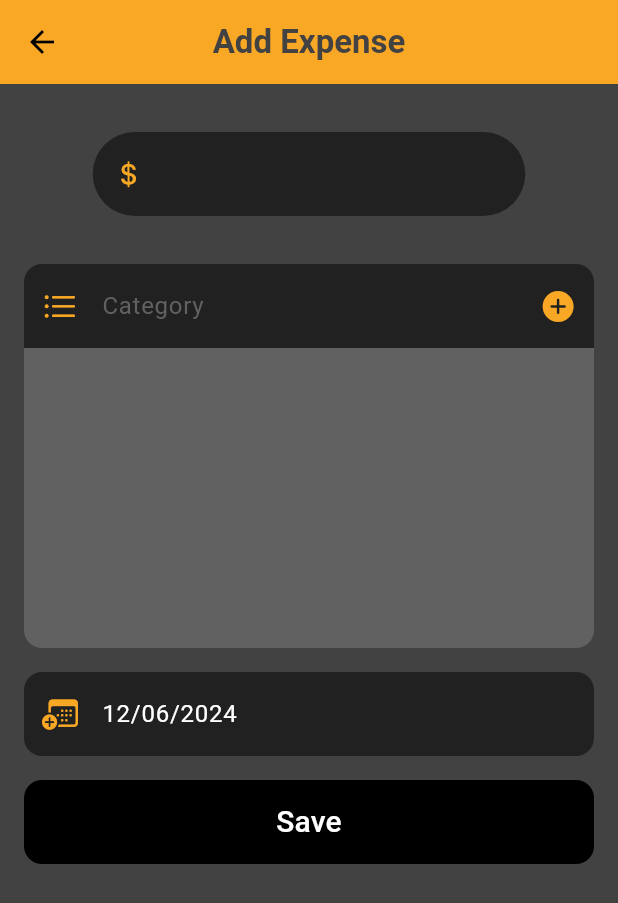
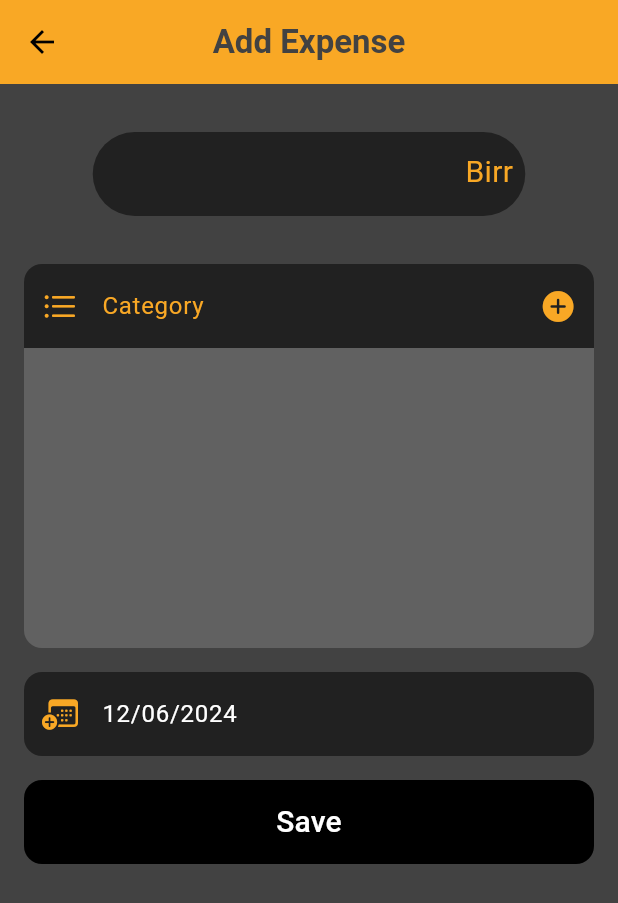
Before and after one commit to zelalemzola/expense, a Flutter app: the screen it shows after launch, after a tap on an icon or button, on a phone screen of 412 x 824 dp. Shown: the top 903 px of the screen. Run offline on Flutter 3.47's test engine with Material 3 defaults, Android fonts, the phone set to English and light mode, and no system bars; our stand-ins replace bloc, cloud_firestore, equatable, firebase_core, fl_chart, flutter_bloc and 2 more; accounts and stored records are empty.

Commit message:
Expenses Dynamic

```diff
--- a/exp/lib/screens/add_expense/views/add_expense.dart
+++ b/exp/lib/screens/add_expense/views/add_expense.dart
@@ -22,6 +22,7 @@ class _AddExpenseState extends State<AddExpense> {
   //DateTime selectDate = DateTime.now();
   late Expense expense;
   bool isLoading = false;
+  int selectedIndex = -1;
 
   List<String> myCategoriesIcon = [
     "entertainment",
@@ -87,10 +88,15 @@ class _AddExpenseState extends State<AddExpense> {
                             decoration: InputDecoration(
                               filled: true,
                               fillColor: Colors.grey[900],
-                              prefixIcon: Icon(
-                                CupertinoIcons.money_dollar,
+                              suffixIcon: Padding(
+                                padding: const EdgeInsets.all(8.0),
+                                child: Text(
+                                  'Birr',
+                                  style: TextStyle(
                                     color: Colors.yellow[800],
-                                size: 24,
+                                    fontSize: 20,
+                                  ),
+                                ),
                               ),
                               border: OutlineInputBorder(
                                   borderRadius: BorderRadius.circular(30),
@@ -108,18 +114,11 @@ class _AddExpenseState extends State<AddExpense> {
                           style: const TextStyle(color: Colors.black),
                           decoration: InputDecoration(
                             filled: true,
-                            fillColor: expense.category == Category.empty
-                                ? Colors.grey[900]
-                                : Color(expense.category.color),
-                            prefixIcon: expense.category == Category.empty
-                                ? Icon(
+                            fillColor: Colors.grey[900],
+                            prefixIcon: Icon(
                               CupertinoIcons.list_bullet,
                               color: Colors.yellow[800],
                               size: 24,
-                                  )
-                                : Image.asset(
-                                    'images/${expense.category.icon}.png',
-                                    scale: 2,
                             ),
                             suffixIcon: IconButton(
                                 onPressed: () async {
@@ -129,19 +128,13 @@ class _AddExpenseState extends State<AddExpense> {
                                     state.categories.insert(0, newCategory);
                                   });
                                 },
-                                icon: expense.category == Category.empty
-                                    ? Icon(
+                                icon: Icon(
                                   CupertinoIcons.plus_circle_fill,
                                   color: Colors.yellow[800],
                                   size: 24,
-                                      )
-                                    : const Icon(
-                                        CupertinoIcons.plus_circle_fill,
-                                        color: Colors.black,
-                                        size: 24,
                                 )),
                             hintText: "Category",
-                            hintStyle: TextStyle(color: Colors.grey[700]),
+                            hintStyle: TextStyle(color: Colors.yellow[800]),
                             border: const OutlineInputBorder(
                                 borderRadius: BorderRadius.vertical(
                                     top: Radius.circular(12)),
@@ -167,8 +160,7 @@ class _AddExpenseState extends State<AddExpense> {
                                           setState(() {
                                             expense.category =
                                                 state.categories[i];
-                                            categoryController.text =
-                                                expense.category.name;
+                                            selectedIndex = i;
                                           });
                                         },
                                         leading: Image.asset(
@@ -181,8 +173,15 @@ class _AddExpenseState extends State<AddExpense> {
                                         tileColor:
                                             Color(state.categories[i].color),
                                         shape: RoundedRectangleBorder(
+                                          side: BorderSide(
+                                            color: selectedIndex == i
+                                                ? Colors.blue
+                                                : Colors.transparent,
+                                            width: 2,
+                                          ),
                                           borderRadius:
-                                                BorderRadius.circular(8)),
+                                              BorderRadius.circular(8),
+                                        ),
                                       ),
                                     );
                                   })),
@@ -239,7 +238,7 @@ class _AddExpenseState extends State<AddExpense> {
                                   onPressed: () {
                                     setState(() {
                                       expense.amount =
-                                          int.parse(expenseController.text);
+                                          double.parse(expenseController.text);
                                     });
 
                                     context
--- a/exp/lib/screens/home/views/main_screen.dart
+++ b/exp/lib/screens/home/views/main_screen.dart
@@ -9,8 +9,14 @@ class MainScreen extends StatelessWidget {
   final List<Expense> expenses;
   const MainScreen(this.expenses, {super.key});
 
+  double getTotalExpense() {
+    return expenses.fold(0.0, (sum, expense) => sum + expense.amount);
+  }
+
   @override
   Widget build(BuildContext context) {
+    double totalExpense = getTotalExpense();
+
     return SafeArea(
       child: Padding(
         padding: const EdgeInsets.symmetric(horizontal: 25.0, vertical: 10.0),
@@ -30,11 +36,12 @@ class MainScreen extends StatelessWidget {
                           decoration: BoxDecoration(
                             shape: BoxShape.circle,
                             color: Colors.yellow[700],
-                            )),
+                          ),
+                        ),
                         const Icon(
                           CupertinoIcons.person_fill,
                           color: Colors.white,
-                        )
+                        ),
                       ],
                     ),
                     const SizedBox(
@@ -51,24 +58,18 @@ class MainScreen extends StatelessWidget {
                             color: Theme.of(context).colorScheme.outline,
                           ),
                         ),
-                        const Text("Jhon Doe",
+                        const Text(
+                          "Abebe",
                           style: TextStyle(
                             fontSize: 18,
                             fontWeight: FontWeight.bold,
-                                color: Colors.white)),
+                            color: Colors.white,
+                          ),
+                        ),
                       ],
                     ),
                   ],
                 ),
-                IconButton(
-                  onPressed: () {},
-                  icon: Icon(
-                    CupertinoIcons.settings,
-                    color: Colors.yellow[800],
-                    size: 30,
-                    fill: 1,
-                  ),
-                )
               ],
             ),
             const SizedBox(
@@ -83,7 +84,8 @@ class MainScreen extends StatelessWidget {
                   BoxShadow(
                     blurRadius: 5,
                     color: Colors.grey.shade600,
-                        offset: const Offset(3, 3))
+                    offset: const Offset(3, 3),
+                  ),
                 ],
                 gradient: LinearGradient(
                   colors: [
@@ -94,126 +96,39 @@ class MainScreen extends StatelessWidget {
                     Colors.grey.shade800,
                   ],
                   transform: const GradientRotation(pi / 4),
-                  )),
+                ),
+              ),
               child: Column(
                 mainAxisAlignment: MainAxisAlignment.center,
                 children: [
-                  const Text("Total Balance",
+                  const Text(
+                    "Total Expense",
                     style: TextStyle(
-                        fontSize: 16,
+                      fontSize: 20,
                       color: Colors.white,
                       fontWeight: FontWeight.w600,
-                      )),
+                    ),
+                  ),
                   const SizedBox(
                     height: 12,
                   ),
-                  const Text(
-                    "\$ 5000.00",
-                    style: TextStyle(
+                  Text(
+                    "${totalExpense.toStringAsFixed(2)} Birr",
+                    style: const TextStyle(
                       fontSize: 40,
                       color: Colors.white,
                       fontWeight: FontWeight.bold,
                     ),
                   ),
-                  const SizedBox(
-                    height: 12,
-                  ),
-                  Padding(
-                    padding: const EdgeInsets.symmetric(
-                        horizontal: 20.0, vertical: 12),
-                    child: Row(
-                      mainAxisAlignment: MainAxisAlignment.spaceBetween,
-                      children: [
-                        Row(
-                          children: [
-                            Container(
-                              width: 25,
-                              height: 25,
-                              decoration: const BoxDecoration(
-                                  color: Colors.white30,
-                                  shape: BoxShape.circle),
-                              child: const Center(
-                                child: Icon(
-                                  CupertinoIcons.arrow_up,
-                                  size: 16,
-                                  color: Colors.greenAccent,
-                                ),
-                              ),
-                            ),
-                            const SizedBox(width: 8),
-                            const Column(
-                              crossAxisAlignment: CrossAxisAlignment.start,
-                              children: [
-                                Text(
-                                  "Income",
-                                  style: TextStyle(
-                                    fontSize: 14,
-                                    color: Colors.white,
-                                    fontWeight: FontWeight.w400,
-                                  ),
-                                ),
-                                Text(
-                                  "\$ 5800.00",
-                                  style: TextStyle(
-                                    fontSize: 14,
-                                    color: Colors.white,
-                                    fontWeight: FontWeight.w600,
-                                  ),
-                                ),
-                              ],
-                            )
-                          ],
-                        ),
-                        Row(
-                          children: [
-                            Container(
-                              width: 25,
-                              height: 25,
-                              decoration: const BoxDecoration(
-                                  color: Colors.white30,
-                                  shape: BoxShape.circle),
-                              child: const Center(
-                                child: Icon(
-                                  CupertinoIcons.arrow_down,
-                                  size: 14,
-                                  color: Colors.red,
-                                ),
-                              ),
-                            ),
-                            const SizedBox(width: 8),
-                            const Column(
-                              crossAxisAlignment: CrossAxisAlignment.start,
-                              children: [
-                                Text(
-                                  "Expense",
-                                  style: TextStyle(
-                                    fontSize: 14,
-                                    color: Colors.white,
-                                    fontWeight: FontWeight.w400,
-                                  ),
-                                ),
-                                Text(
-                                  "\$ 800.00",
-                                  style: TextStyle(
-                                    fontSize: 14,
-                                    color: Colors.white,
-                                    fontWeight: FontWeight.w600,
-                                  ),
-                                ),
-                              ],
-                            )
-                          ],
-                        )
-                      ],
-                    ),
-                  )
                 ],
               ),
             ),
             const SizedBox(
               height: 40,
             ),
-            Row(mainAxisAlignment: MainAxisAlignment.spaceBetween, children: [
+            Row(
+              mainAxisAlignment: MainAxisAlignment.spaceBetween,
+              children: [
                 const Text(
                   "Transactions",
                   style: TextStyle(
@@ -233,7 +148,8 @@ class MainScreen extends StatelessWidget {
                     ),
                   ),
                 ),
-            ]),
+              ],
+            ),
             const SizedBox(
               height: 20,
             ),
@@ -262,15 +178,15 @@ class MainScreen extends StatelessWidget {
                                       width: 50,
                                       height: 50,
                                       decoration: BoxDecoration(
-                                          color:
-                                              Color(expenses[i].category.color),
-                                          shape: BoxShape.circle),
+                                        color: Color(expenses[i].category.color),
+                                        shape: BoxShape.circle,
+                                      ),
                                     ),
                                     Image.asset(
                                       'images/${expenses[i].category.icon}.png',
                                       scale: 2,
                                       color: Colors.white,
-                                    )
+                                    ),
                                   ],
                                 ),
                                 const SizedBox(width: 12),
@@ -279,7 +195,8 @@ class MainScreen extends StatelessWidget {
                                   style: const TextStyle(
                                     fontSize: 14,
                                     color: Colors.white,
-                                      fontWeight: FontWeight.w500),
+                                    fontWeight: FontWeight.w500,
+                                  ),
                                 ),
                               ],
                             ),
@@ -287,23 +204,26 @@ class MainScreen extends StatelessWidget {
                               crossAxisAlignment: CrossAxisAlignment.end,
                               children: [
                                 Text(
-                                  "\$${expenses[i].amount}.00",
+                                  "${expenses[i].amount.toStringAsFixed(2)} Birr",
                                   style: const TextStyle(
                                     fontSize: 14,
                                     color: Colors.white,
-                                      fontWeight: FontWeight.w400),
+                                    fontWeight: FontWeight.w400,
+                                  ),
                                 ),
                                 Text(
                                   DateFormat('dd/MM/yyyy')
                                       .format(expenses[i].date),
                                   style: TextStyle(
                                     fontSize: 14,
-                                      color:
-                                          Theme.of(context).colorScheme.outline,
-                                      fontWeight: FontWeight.w400),
+                                    color: Theme.of(context)
+                                        .colorScheme
+                                        .outline,
+                                    fontWeight: FontWeight.w400,
+                                  ),
                                 ),
                               ],
-                            )
+                            ),
                           ],
                         ),
                       ),
@@ -311,7 +231,7 @@ class MainScreen extends StatelessWidget {
                   );
                 },
               ),
-            )
+            ),
           ],
         ),
       ),
--- a/exp/lib/screens/stats/chart.dart
+++ b/exp/lib/screens/stats/chart.dart
@@ -17,134 +17,114 @@ class _MyChartState extends State<MyChart> {
       mainBarChart(),
     );
   }
-  BarChartGroupData makeGroupData(int x , double y){
-    return BarChartGroupData(
-        x:x,
-        barRods: [
+
+  BarChartGroupData makeGroupData(int x, double y) {
+    return BarChartGroupData(x: x, barRods: [
       BarChartRodData(
           toY: y,
           gradient: LinearGradient(
-            colors:[
+            colors: [
               Colors.yellow.shade800,
               Colors.grey.shade800,
             ],
-            transform: const GradientRotation( pi / 4),
+            transform: const GradientRotation(pi / 4),
           ),
           width: 12,
           backDrawRodData: BackgroundBarChartRodData(
-                show: true,
-                toY:5,
-                color: Colors.white
-              )
+              show: true, toY: 5, color: Colors.white))
+    ]);
+  }
 
-          )
-        ]
+  List<BarChartGroupData> showingGroups() {
+    return List.generate(
+      8,
+      (i) {
+        switch (i) {
+          case 0:
+            return makeGroupData(0, 2);
+          case 1:
+            return makeGroupData(1, 3);
+          case 2:
+            return makeGroupData(2, 2);
+          case 3:
+            return makeGroupData(3, 4.5);
+          case 4:
+            return makeGroupData(4, 3.8);
+          case 5:
+            return makeGroupData(5, 1.5);
+          case 6:
+            return makeGroupData(6, 4);
+          case 7:
+            return makeGroupData(7, 3.8);
+          default:
+            return throw Error();
+        }
+      },
     );
   }
 
-  List <BarChartGroupData> showingGroups(){
-    return List.generate(8, (i) {
-      switch(i){
-        case 0:
-          return makeGroupData(0,2);
-        case 1:
-          return makeGroupData(1,3);
-        case 2:
-          return makeGroupData(2,2);
-        case 3:
-          return makeGroupData(3,4.5);
-        case 4:
-          return makeGroupData(4,3.8);
-        case 5:
-          return makeGroupData(5,1.5);
-        case 6:
-          return makeGroupData(6,4);
-        case 7:
-          return makeGroupData(7,3.8);
-        default:
-          return throw Error();
-
-
-      }
-    },);
-  }
-  BarChartData mainBarChart(){
+  BarChartData mainBarChart() {
     return BarChartData(
       titlesData: FlTitlesData(
         show: true,
-        rightTitles: const AxisTitles(
-          sideTitles: SideTitles(showTitles: false)
-        ),
-        topTitles: const AxisTitles(
-            sideTitles: SideTitles(showTitles: false)
-        ),
+        rightTitles:
+            const AxisTitles(sideTitles: SideTitles(showTitles: false)),
+        topTitles: const AxisTitles(sideTitles: SideTitles(showTitles: false)),
         bottomTitles: AxisTitles(
             sideTitles: SideTitles(
           showTitles: true,
-              reservedSize:38,
-              getTitlesWidget:getTiles,
-            )
-
-        ),
+          reservedSize: 38,
+          getTitlesWidget: getTiles,
+        )),
         leftTitles: AxisTitles(
           sideTitles: SideTitles(
-                showTitles: true,
-                reservedSize: 38,
-                getTitlesWidget: leftTitles
+              showTitles: true, reservedSize: 38, getTitlesWidget: leftTitles),
         ),
-
       ),
-
-      ) ,
-        borderData:FlBorderData(
-          show: false
-        ),
-      gridData: const FlGridData(
-        show: false
-
-      ),
+      borderData: FlBorderData(show: false),
+      gridData: const FlGridData(show: false),
       barGroups: showingGroups(),
     );
   }
- Widget getTiles(double value, TitleMeta meta){
+
+  Widget getTiles(double value, TitleMeta meta) {
     const style = TextStyle(
-     color:Colors.grey,
-    fontWeight:FontWeight.bold,
-     fontSize: 14
-    );
+        color: Colors.grey, fontWeight: FontWeight.bold, fontSize: 14);
     Widget text;
 
-    switch(value.toInt()){
+    switch (value.toInt()) {
       case 0:
-        text = const Text("01",style:style);
+        text = const Text("01", style: style);
         break;
       case 1:
-        text = const Text("02",style:style);
+        text = const Text("02", style: style);
         break;
       case 2:
-        text = const Text("03",style:style);
+        text = const Text("03", style: style);
         break;
       case 3:
-        text = const Text("04",style:style);
+        text = const Text("04", style: style);
         break;
       case 4:
-        text = const Text("05",style:style);
+        text = const Text("05", style: style);
         break;
       case 5:
-        text = const Text("06",style:style);
+        text = const Text("06", style: style);
         break;
       case 6:
-        text = const Text("07",style:style);
+        text = const Text("07", style: style);
         break;
       case 7:
-        text = const Text("08",style:style);
+        text = const Text("08", style: style);
         break;
       case 8:
-        text = const Text("08",style:style);
+        text = const Text("08", style: style);
         break;
       default:
-        text = const Text("",style: style,);
-
+        text = const Text(
+          "",
+          style: style,
+        );
     }
     return SideTitleWidget(
       axisSide: meta.axisSide,
@@ -153,35 +133,28 @@ class _MyChartState extends State<MyChart> {
     );
   }
 
-  Widget leftTitles(double value, TitleMeta meta){
+  Widget leftTitles(double value, TitleMeta meta) {
     const style = TextStyle(
-        color:Colors.grey,
-        fontWeight:FontWeight.bold,
-        fontSize: 14
-    );
+        color: Colors.grey, fontWeight: FontWeight.bold, fontSize: 14);
     String text;
-    if(value ==0){
+    if (value == 0) {
       text = "\$ 1k";
+    } else if (value == 2) {
+      text = "\$ 2k";
+    } else if (value == 3) {
+      text = "\$ 3k";
+    } else if (value == 4) {
+      text = "\$ 4k";
+    } else if (value == 5) {
+      text = "\$ 5k";
+    } else {
+      return Container();
     }
-    else if(value == 2) {
-      text ="\$ 2k";
-    }
-    else if(value == 3) {
-      text ="\$ 3k";
-    }
-    else if(value == 4) {
-      text ="\$ 4k";
-    }
-    else if(value == 5) {
-      text ="\$ 5k";
-    }
-    else {return Container();}
 
     return SideTitleWidget(
-      axisSide:meta.axisSide,
-      space:0,
-      child: Text(text,style:style),
+      axisSide: meta.axisSide,
+      space: 0,
+      child: Text(text, style: style),
     );
   }
-
 }
--- a/exp/packages/expense_repository/lib/src/entities/expense_entity.dart
+++ b/exp/packages/expense_repository/lib/src/entities/expense_entity.dart
@@ -7,7 +7,7 @@ class ExpenseEntity {
   String expenseId;
   Category category;
   DateTime date;
-  int amount;
+  double amount;
 
   ExpenseEntity({
     required this.expenseId,
--- a/exp/packages/expense_repository/lib/src/models/expense.dart
+++ b/exp/packages/expense_repository/lib/src/models/expense.dart
@@ -4,7 +4,7 @@ class Expense {
   String expenseId;
   Category category;
   DateTime date;
-  int amount;
+  double amount;
 
   Expense({
     required this.expenseId,
```
Lines whose indentation alone changed are shown as unchanged.
